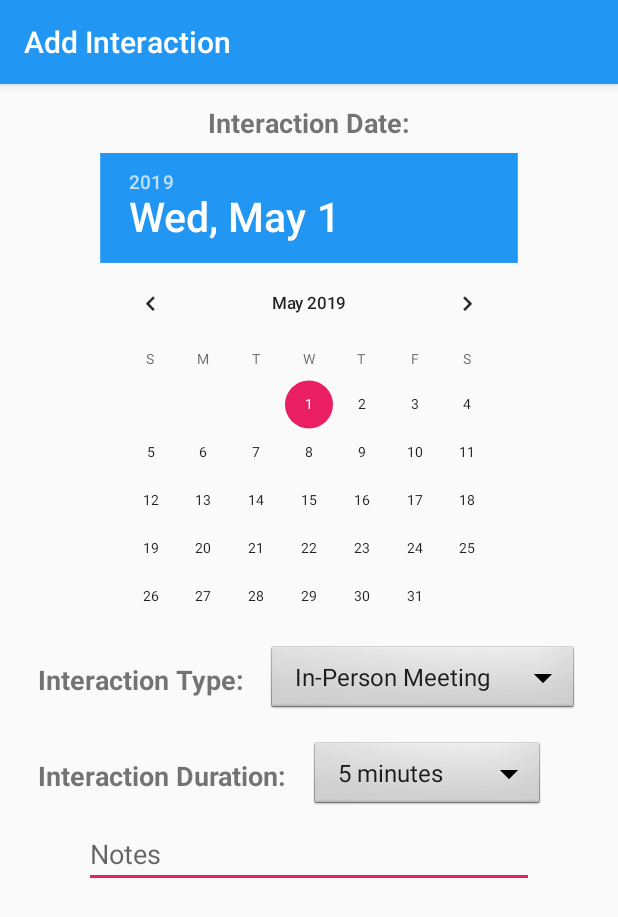
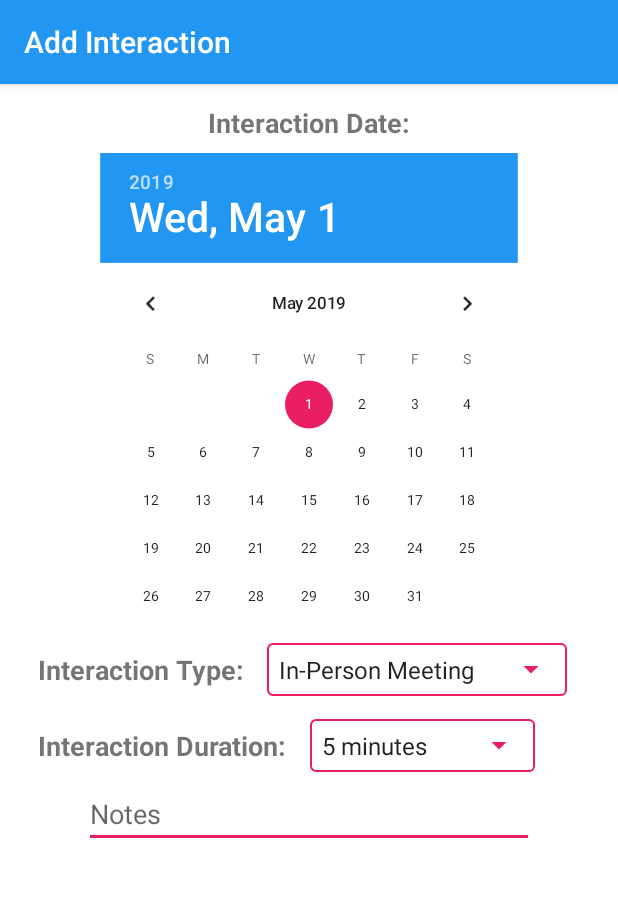
Before and after one commit to miajs2/ReconnectApp, an Android app: the AddInteraction screen opened directly, with no data from a screen before it, on a phone screen of 412 x 824 dp. Shown: the top 917 px of the screen. Run offline under Robolectric (Android 15) with nearby library versions, the phone set to English and light mode, and no system bars; 1 statement that could not run was skipped.

```diff
--- a/app/src/main/java/com/example/reconnect/MainActivity.java
+++ b/app/src/main/java/com/example/reconnect/MainActivity.java
@@ -71,7 +71,7 @@ public class MainActivity extends AppCompatActivity {
         DataManager manager = new DataManager(this);
 
         //clearing the database of all people and interactions.
-         manager.clearAllData("DELETEALL");
+//         manager.clearAllData("DELETEALL");
 
         //don't want to duplicate which data is added.
        // Tests.addData(manager);
--- a/app/src/main/res/drawable/border.xml
+++ b/app/src/main/res/drawable/border.xml
@@ -1,6 +1,6 @@
 <shape xmlns:android="http://schemas.android.com/apk/res/android">
     <solid android:color="#FFFFFF"/>
-    <stroke android:width="1dip" android:color="@color/colorPrimary" />
+    <stroke android:width="1dip" android:color="@color/colorAccent" />
     <corners android:radius="3dip"/>
     <padding android:left="0dip" android:top="0dip" android:right="0dip" android:bottom="0dip" />
 </shape>
--- a/app/src/main/res/layout/activity_main.xml
+++ b/app/src/main/res/layout/activity_main.xml
@@ -22,7 +22,8 @@
             android:textColor="@android:color/black"
             android:textSize="28sp"
             android:textStyle="bold"
-            android:padding="8px"/>
+            android:padding="12dp"
+            android:layout_marginTop="12dp"/>
 
         <ScrollView
             android:layout_width="match_parent"
--- a/app/src/main/res/layout/add_contact.xml
+++ b/app/src/main/res/layout/add_contact.xml
@@ -65,7 +65,7 @@
                 android:id="@+id/contact_number"
                 android:layout_width="100dp"
                 android:layout_height="35dp"
-                android:backgroundTint="@color/colorPrimary"
+                android:backgroundTint="@color/colorAccent"
                 android:spinnerMode="dropdown"
                 android:dropDownWidth="100dp"/>
         </LinearLayout>
@@ -78,7 +78,7 @@
                 android:id="@+id/contact_date"
                 android:layout_width="125dp"
                 android:layout_height="35dp"
-                android:backgroundTint="@color/colorPrimary"
+                android:backgroundTint="@color/colorAccent"
                 android:spinnerMode="dropdown"
                 android:dropDownWidth="125dp"/>
         </LinearLayout>
--- a/app/src/main/res/layout/interactions.xml
+++ b/app/src/main/res/layout/interactions.xml
@@ -4,7 +4,8 @@
     android:id="@+id/contacts_list"
     android:layout_width="match_parent"
     android:layout_height="match_parent"
-    android:orientation="vertical">
+    android:orientation="vertical"
+    android:background="@color/white">
 
     <ScrollView
         android:layout_width="match_parent"
@@ -52,15 +53,19 @@
                     android:textStyle="bold"
                     android:text="@string/interaction_type"
                     android:textSize="18dp"/>
-
-                <Spinner
-                    android:id="@+id/interaction_type"
-                    android:layout_width="wrap_content"
-                    android:layout_height="wrap_content"
-                    android:layout_marginLeft="15dp"
-                    android:background="@android:drawable/btn_dropdown"
-                    android:spinnerMode="dropdown"/>
-
+                <LinearLayout
+                    android:layout_width="200dp"
+                    android:layout_height="35dp"
+                    android:background="@drawable/border"
+                    android:layout_marginLeft="15dp">
+                    <Spinner
+                        android:id="@+id/interaction_type"
+                        android:layout_width="200dp"
+                        android:layout_height="35dp"
+                        android:backgroundTint="@color/colorAccent"
+                        android:spinnerMode="dropdown"
+                        android:dropDownWidth="200dp"/>
+                </LinearLayout>
             </LinearLayout>
 
             <LinearLayout
@@ -77,15 +82,19 @@
                     android:textStyle="bold"
                     android:text="@string/interaction_duration"
                     android:textSize="18dp"/>
-
-                <Spinner
-                    android:id="@+id/interaction_duration"
-                    android:layout_width="wrap_content"
-                    android:layout_height="wrap_content"
-                    android:layout_marginLeft="15dp"
-                    android:background="@android:drawable/btn_dropdown"
-                    android:spinnerMode="dropdown"/>
-
+                <LinearLayout
+                    android:layout_width="150dp"
+                    android:layout_height="35dp"
+                    android:background="@drawable/border"
+                    android:layout_marginLeft="15dp">
+                    <Spinner
+                        android:id="@+id/interaction_duration"
+                        android:layout_width="150dp"
+                        android:layout_height="35dp"
+                        android:backgroundTint="@color/colorAccent"
+                        android:spinnerMode="dropdown"
+                        android:dropDownWidth="150dp"/>
+                </LinearLayout>
             </LinearLayout>
 
             <EditText
@@ -103,7 +112,7 @@
                 android:layout_marginTop="10dp"
                 android:layout_gravity="bottom|center_horizontal"
                 android:text="@string/add_interaction"
-                android:textSize="14dp"
+                android:textSize="18dp"
                 style="@style/Widget.MaterialComponents.Button"/>
         </LinearLayout>
     </ScrollView>
--- a/app/src/main/res/layout/timeline.xml
+++ b/app/src/main/res/layout/timeline.xml
@@ -64,7 +64,7 @@
                 android:id="@+id/timeline_spinner"
                 android:layout_width="200dp"
                 android:layout_height="35dp"
-                android:backgroundTint="@color/colorPrimary"
+                android:backgroundTint="@color/colorAccent"
                 android:dropDownWidth="200dp"
                 android:overlapAnchor="false"
                 android:spinnerMode="dropdown" />
```
Also changed, not shown: app/src/main/java/com/example/reconnect/Summary.java (+17 -0 lines), app/src/main/res/layout/activity_summary2.xml (+5 -4 lines).
